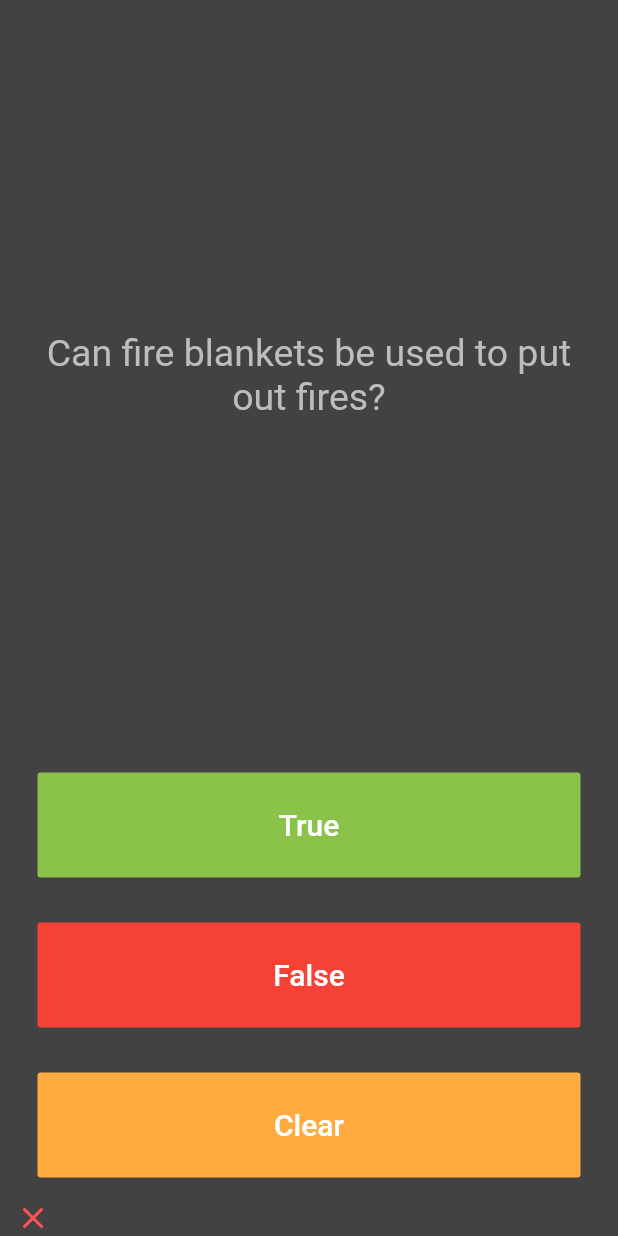
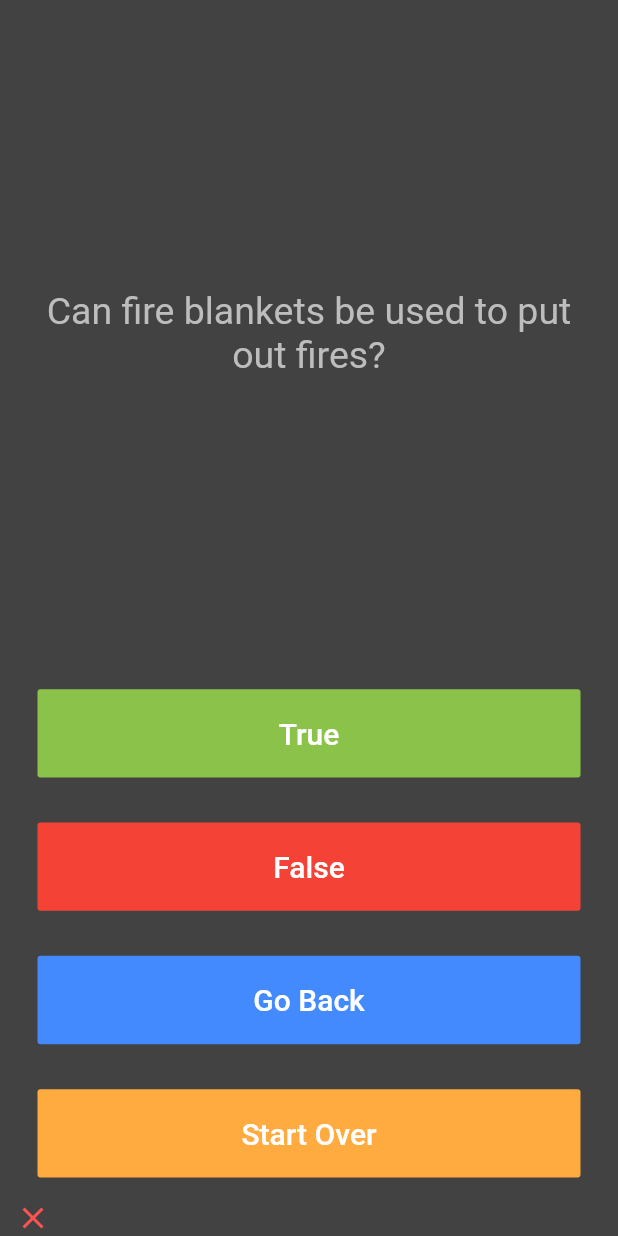
Before and after one commit to cbstodd/quizme, a Flutter app: the screen it shows after launch, after a tap on "True", on a phone screen of 412 x 824 dp. Run offline on Flutter 3.47's test engine with Material 2 defaults, Android fonts, the phone set to English and light mode, and no system bars; our stand-ins replace rflutter_alert.

Commit message:
Added Modal alert package and added navigation buttons (back and start over)

```diff
--- a/lib/main.dart
+++ b/lib/main.dart
@@ -1,5 +1,6 @@
 import 'package:flutter/material.dart';
 import 'package:quizme/quiz_brain.dart';
+import 'package:rflutter_alert/rflutter_alert.dart';
 
 QuizBrain quizBrain = QuizBrain();
 
@@ -29,36 +30,59 @@ class QuizPage extends StatefulWidget {
 
 class _QuizPageState extends State<QuizPage> {
   List<Icon> scoreKeeper = [];
-  int questionIndex = 0;
 
-  void updateQuestionNumber() {
-    if (questionIndex < quizBrain.getQuestionBankLength()) {
-      questionIndex += 1;
-    } else {
-      quizBrain.setNewQuestion(0, "All Questions answered!", true);
-      print("Index: 0, Text: All Questions answered!, BoolAnswer: true");
-      questionIndex = 0;
-    }
+  void showAlertModal() {
+    Alert(
+      context: context,
+      type: AlertType.info,
+      title: "Congratulations!!!",
+      desc: "Quiz is completed!",
+      buttons: [
+        DialogButton(
+          child: Text(
+            "Start Over",
+            style: TextStyle(
+              color: Colors.white70,
+              fontSize: 20,
+            ),
+          ),
+          onPressed: () => Navigator.pop(context),
+          width: 120,
+          color: Colors.blueAccent,
+        )
+      ],
+    ).show();
+  }
+
+  void startOver() {
+    setState(() {
+      showAlertModal();
+      quizBrain.resetQuiz();
+      scoreKeeper = [];
+    });
   }
 
   void checkAnswer(bool checkedAnswerVal) {
-    bool correctAnswer = quizBrain.getQuestionAnswer(questionIndex);
-    if (correctAnswer == checkedAnswerVal) {
+    bool correctAnswer = quizBrain.getQuestionAnswer();
+    if (correctAnswer == checkedAnswerVal && quizBrain.hasRemainingQuestions()) {
       // Correct Answer actions:
       setState(() {
         scoreKeeper.add(
           Icon(Icons.check, color: Colors.lightGreen),
         );
-        updateQuestionNumber();
+        quizBrain.updateQuestionNumber();
       });
-    } else {
+    } else if (correctAnswer != checkedAnswerVal && quizBrain.hasRemainingQuestions()) {
       // Incorrect answer actions:
       setState(() {
         scoreKeeper.add(
           Icon(Icons.close, color: Colors.redAccent),
         );
-        updateQuestionNumber();
+        quizBrain.updateQuestionNumber();
       });
+      // Show alert modal and reset quiz index:
+    } else {
+      startOver();
     }
   }
 
@@ -74,7 +98,7 @@ class _QuizPageState extends State<QuizPage> {
             padding: EdgeInsets.all(10.0),
             child: Center(
               child: Text(
-                quizBrain.getQuestionText(questionIndex),
+                quizBrain.getQuestionText(),
                 textAlign: TextAlign.center,
                 style: TextStyle(
                   fontSize: 25.0,
@@ -130,19 +154,38 @@ class _QuizPageState extends State<QuizPage> {
           child: Padding(
             padding: EdgeInsets.all(15.0),
             child: FlatButton(
-              color: Colors.orangeAccent,
+              color: Colors.blueAccent,
               child: Text(
-                'Clear',
+                'Go Back',
                 style: TextStyle(
                   fontSize: 20.0,
                   color: Colors.white,
                 ),
               ),
               onPressed: () {
-                //The user picked false.
                 setState(() {
-                  scoreKeeper.clear();
+                  quizBrain.goBack();
+                  scoreKeeper.removeLast();
                 });
+              },
+            ),
+          ),
+        ),
+        Expanded(
+          flex: 1,
+          child: Padding(
+            padding: EdgeInsets.all(15.0),
+            child: FlatButton(
+              color: Colors.orangeAccent,
+              child: Text(
+                'Start Over',
+                style: TextStyle(
+                  fontSize: 20.0,
+                  color: Colors.white,
+                ),
+              ),
+              onPressed: () {
+                startOver();
               },
             ),
           ),
--- a/lib/quiz_brain.dart
+++ b/lib/quiz_brain.dart
@@ -1,4 +1,7 @@
 import 'package:quizme/question.dart';
+import 'package:rflutter_alert/rflutter_alert.dart';
+
+int _questionIndex = 0;
 
 class QuizBrain {
   List<Question> _questionBank = [
@@ -18,12 +21,12 @@ class QuizBrain {
     Question("Apple is a computer company", true),
   ];
 
-  String getQuestionText(int questionIndex) {
-    return _questionBank[questionIndex].questionText;
+  String getQuestionText() {
+    return _questionBank[_questionIndex].questionText;
   }
 
-  bool getQuestionAnswer(int questionIndex) {
-    return _questionBank[questionIndex].questionAnswer;
+  bool getQuestionAnswer() {
+    return _questionBank[_questionIndex].questionAnswer;
   }
 
   int getQuestionBankLength() {
@@ -33,4 +36,29 @@ class QuizBrain {
   void setNewQuestion(int index, String text, bool answer) {
     _questionBank.insert(index, Question("$text", answer));
   }
+
+  void resetQuiz() {
+    _questionIndex = 0;
+  }
+
+  void goBack() {
+    _questionIndex -= 1;
+  }
+
+  bool hasRemainingQuestions() {
+    if (_questionIndex < getQuestionBankLength()) {
+      return true;
+    } else {
+      return false;
+    }
+  }
+
+  void updateQuestionNumber() {
+    if (_questionIndex < getQuestionBankLength()) {
+      _questionIndex += 1;
+    } else {
+      setNewQuestion(0, "All Questions answered!", true);
+      _questionIndex = 0;
+    }
+  }
 }
--- a/pubspec.yaml
+++ b/pubspec.yaml
@@ -23,6 +23,7 @@ dependencies:
   # The following adds the Cupertino Icons font to your application.
   # Use with the CupertinoIcons class for iOS style icons.
   cupertino_icons: ^0.1.2
+  rflutter_alert: ^1.0.3
 
 dev_dependencies:
   flutter_test:
```
Also changed, not shown: pubspec.lock.
